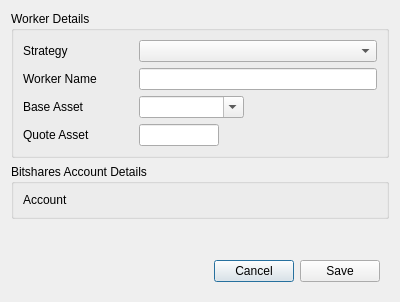
This is dexbot/views/ui/edit_worker_window.ui in xeroc/stakemachine as Qt 5 draws it before an edit. The edited form follows.
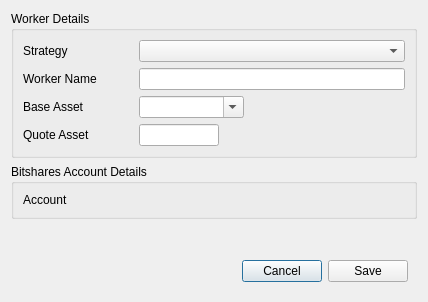
This is the edited form.

Diff of the .ui file:
```diff
--- a/dexbot/views/ui/edit_worker_window.ui
+++ b/dexbot/views/ui/edit_worker_window.ui
@@ -6,7 +6,7 @@
    <rect>
     <x>0</x>
     <y>0</y>
-    <width>400</width>
+    <width>428</width>
     <height>302</height>
    </rect>
   </property>
```
